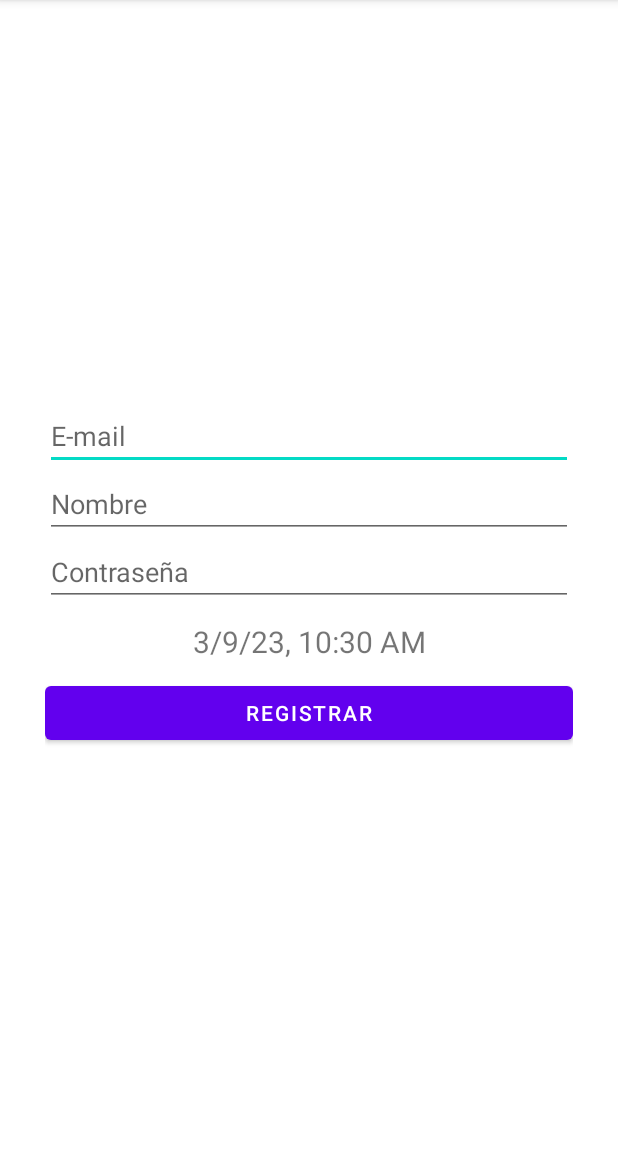
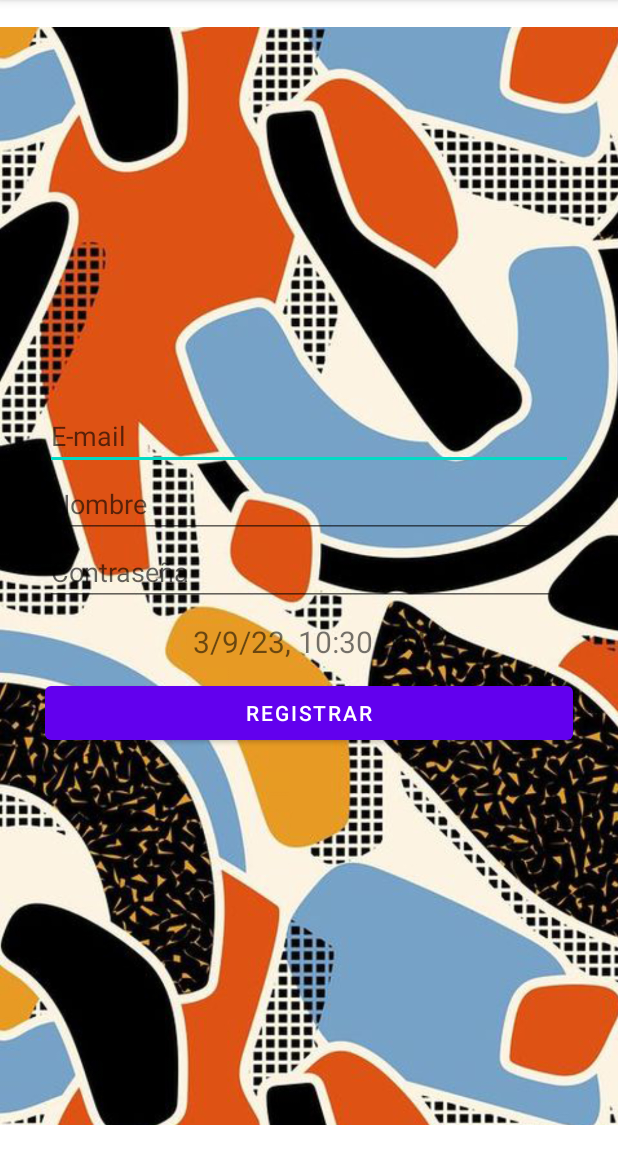
Before and after one commit to drums71ck/ProjectGamePars, an Android app: the Register screen opened directly, with no data from a screen before it, on a phone screen of 412 x 824 dp, the part 84-1236 px from its top. Run offline under Robolectric (Android 15) with nearby library versions, the phone set to English and light mode, and no system bars; our stand-ins replace Firebase (no records; nobody signed in at launch, a user with empty details on screens opened directly).

Commit message:
fondito de chill en register

```diff
--- a/app/src/main/res/layout/activity_register.xml
+++ b/app/src/main/res/layout/activity_register.xml
@@ -5,6 +5,12 @@
     android:layout_width="match_parent"
     android:layout_height="match_parent"
     tools:context=".Register">
+    <ImageView
+        android:id="@+id/background_image"
+        android:layout_width="match_parent"
+        android:layout_height="match_parent"
+        android:src="@drawable/si" />
+
     <LinearLayout
         android:layout_width="match_parent"
         android:layout_height="match_parent"
```
Also changed, not shown: app/src/main/res/drawable-v24/si.jpg (added).
